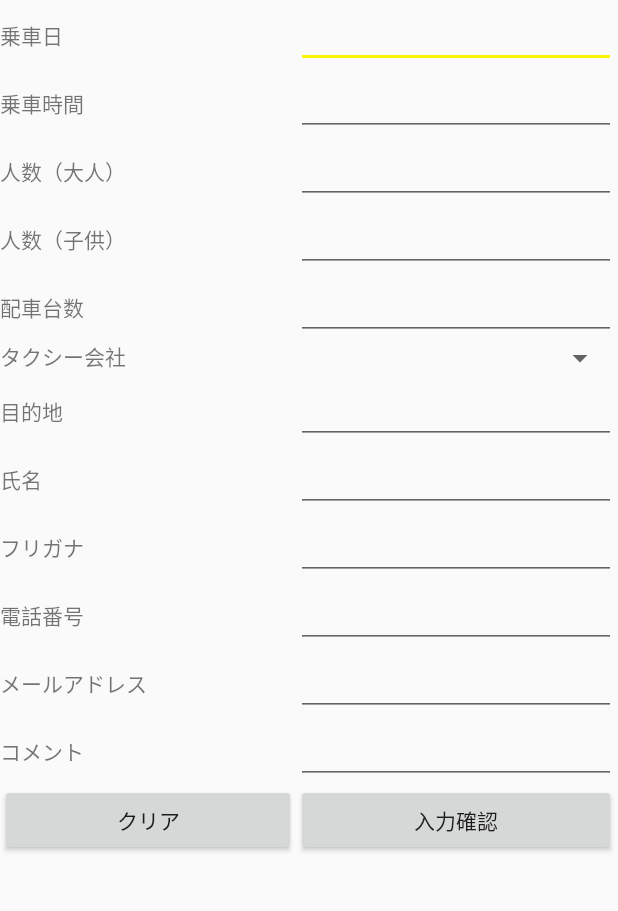
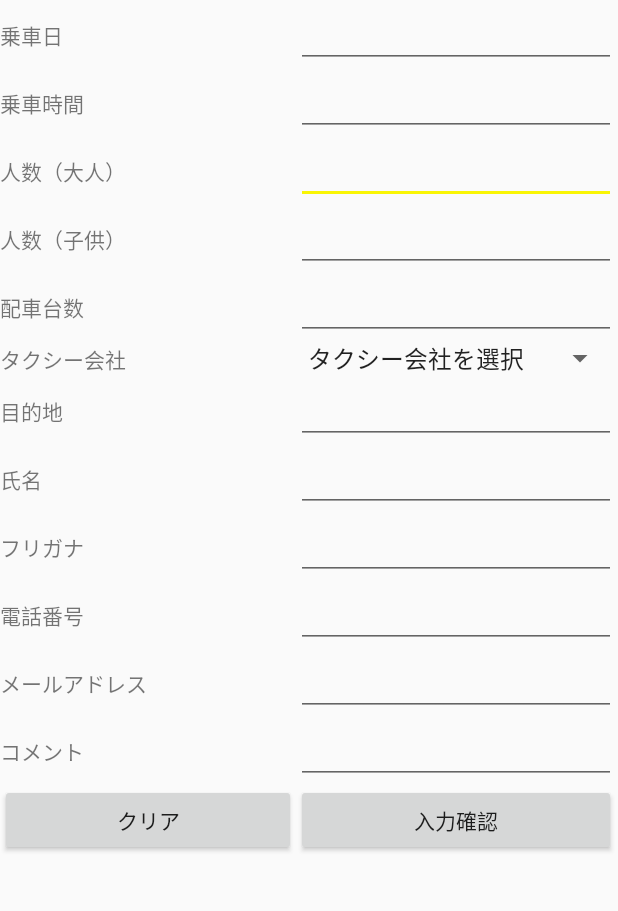
Before and after one commit to Takahiro-matsuno/sora-guide2, an Android app: the TaxiReservationActivity screen opened directly, with no data from a screen before it, on a phone screen of 412 x 824 dp, the part 138-1049 px from its top. Run offline under Robolectric (Android 15) with nearby library versions, the phone set to English and light mode, and no system bars.

Commit message:
タクシー予約登録画面　 　日付入力ダイアログを実装 　クリアボタンを実装

```diff
--- a/app/src/main/res/layout/activity_taxi_reservation.xml
+++ b/app/src/main/res/layout/activity_taxi_reservation.xml
@@ -55,7 +55,7 @@
                         android:layout_height="wrap_content"
                         android:inputType="date"
                         android:ems="10"
-                        android:id="@+id/editText3"/>
+                        android:id="@+id/editDay" android:focusable="false"/>
             </TableRow>
             <TableRow android:layout_width="match_parent" android:layout_height="match_parent">
                 <TextView
@@ -67,7 +67,7 @@
                         android:layout_height="wrap_content"
                         android:inputType="time"
                         android:ems="10"
-                        android:id="@+id/time_edit"/>
+                        android:id="@+id/time_edit" android:focusable="false"/>
             </TableRow>
             <TableRow android:layout_width="match_parent" android:layout_height="match_parent">
                 <TextView
@@ -78,7 +78,7 @@
                         android:layout_width="wrap_content"
                         android:layout_height="wrap_content"
                         android:ems="10"
-                        android:id="@+id/editText5" android:inputType="number"/>
+                        android:id="@+id/editNumberAdlt" android:inputType="number"/>
             </TableRow>
             <TableRow android:layout_width="match_parent" android:layout_height="match_parent">
                 <TextView
@@ -89,7 +89,7 @@
                         android:layout_width="wrap_content"
                         android:layout_height="wrap_content"
                         android:ems="10"
-                        android:id="@+id/editText6" android:inputType="number"/>
+                        android:id="@+id/editNumberChld" android:inputType="number"/>
             </TableRow>
             <TableRow
                     android:layout_width="match_parent"
@@ -103,7 +103,7 @@
                         android:layout_height="wrap_content"
                         android:inputType="number"
                         android:ems="10"
-                        android:id="@+id/editText7"/>
+                        android:id="@+id/editDispatchNumber"/>
             </TableRow>
             <TableRow
                     android:layout_width="match_parent"
@@ -114,7 +114,8 @@
                         android:layout_height="wrap_content" android:id="@+id/textView7"/>
                 <Spinner
                         android:layout_width="match_parent"
-                        android:layout_height="wrap_content" android:id="@+id/spinner2"/>
+                        android:layout_height="wrap_content" android:id="@+id/spinnerTaxi"
+                        android:entries="@array/taxiCompany"/>
             </TableRow>
             <TableRow
                     android:layout_width="match_parent"
@@ -127,7 +128,7 @@
                         android:layout_width="wrap_content"
                         android:layout_height="wrap_content"
                         android:ems="10"
-                        android:id="@+id/editText8" android:inputType="text"/>
+                        android:id="@+id/editDest" android:inputType="text"/>
             </TableRow>
             <TableRow
                     android:layout_width="match_parent"
@@ -141,7 +142,7 @@
                         android:layout_height="wrap_content"
                         android:inputType="textPersonName"
                         android:ems="10"
-                        android:id="@+id/editText9"/>
+                        android:id="@+id/editName"/>
             </TableRow>
             <TableRow
                     android:layout_width="match_parent"
@@ -155,7 +156,7 @@
                         android:layout_height="wrap_content"
                         android:inputType="textPersonName"
                         android:ems="10"
-                        android:id="@+id/editText2"/>
+                        android:id="@+id/editFurigana"/>
             </TableRow>
             <TableRow
                     android:layout_width="match_parent"
@@ -169,7 +170,7 @@
                         android:layout_height="wrap_content"
                         android:inputType="phone"
                         android:ems="10"
-                        android:id="@+id/editText4"/>
+                        android:id="@+id/editPhone"/>
             </TableRow>
             <TableRow
                     android:layout_width="match_parent"
@@ -183,7 +184,7 @@
                         android:layout_height="wrap_content"
                         android:inputType="textEmailAddress"
                         android:ems="10"
-                        android:id="@+id/editText10"/>
+                        android:id="@+id/editMail"/>
             </TableRow>
             <TableRow
                     android:layout_width="match_parent"
@@ -196,7 +197,7 @@
                         android:layout_width="wrap_content"
                         android:layout_height="wrap_content"
                         android:ems="10"
-                        android:id="@+id/editText11" android:inputType="text"/>
+                        android:id="@+id/editComments" android:inputType="text"/>
             </TableRow>
             <TableRow
                     android:layout_width="match_parent"
@@ -209,7 +210,7 @@
                 <Button
                         android:text="@string/inputConfirmButton"
                         android:layout_width="wrap_content"
-                        android:layout_height="wrap_content" android:id="@+id/button3"/>
+                        android:layout_height="wrap_content" android:id="@+id/inputCoButton"/>
             </TableRow>
         </TableLayout>
     </ScrollView>
--- /dev/null
+++ b/app/src/main/res/values/arrays.xml
@@ -0,0 +1,9 @@
+<?xml version="1.0" encoding="utf-8"?>
+<resources>
+    <string-array name="taxiCompany">
+        <item>タクシー会社を選択</item>
+        <item>松山第一交通</item>
+        <item>愛媛近鉄タクシー</item>
+        <item>新交通タクシー</item>
+    </string-array>
+</resources>
```
Also changed, not shown: app/src/main/java/com/jalinfotec/kankoannai/TaxiReservationActivity.kt (+44 -0 lines).
